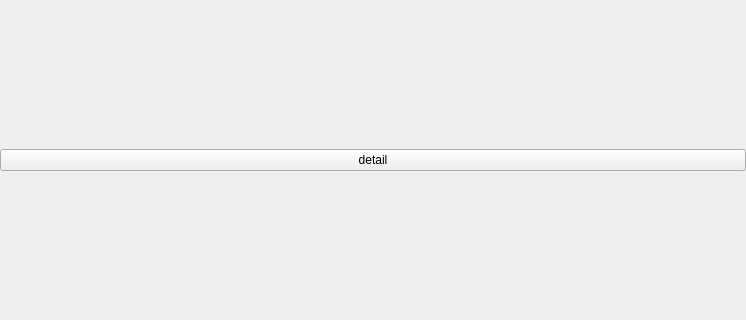
Qt form src/views/novel/pages/manager/manager.ui (ddmoyu/ddmy) before a commit; both pictures show x 0 to 746 and y 111 to 431 of the 746 by 543 pixel window.
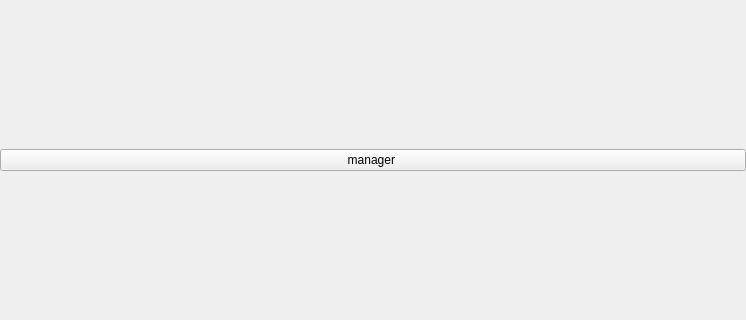
The same form after that commit.

```diff
--- a/src/views/novel/pages/manager/manager.ui
+++ b/src/views/novel/pages/manager/manager.ui
@@ -34,7 +34,7 @@
      <item>
       <widget class="QPushButton" name="pushButton">
        <property name="text">
-        <string>detail</string>
+        <string>manager </string>
        </property>
       </widget>
      </item>
```
